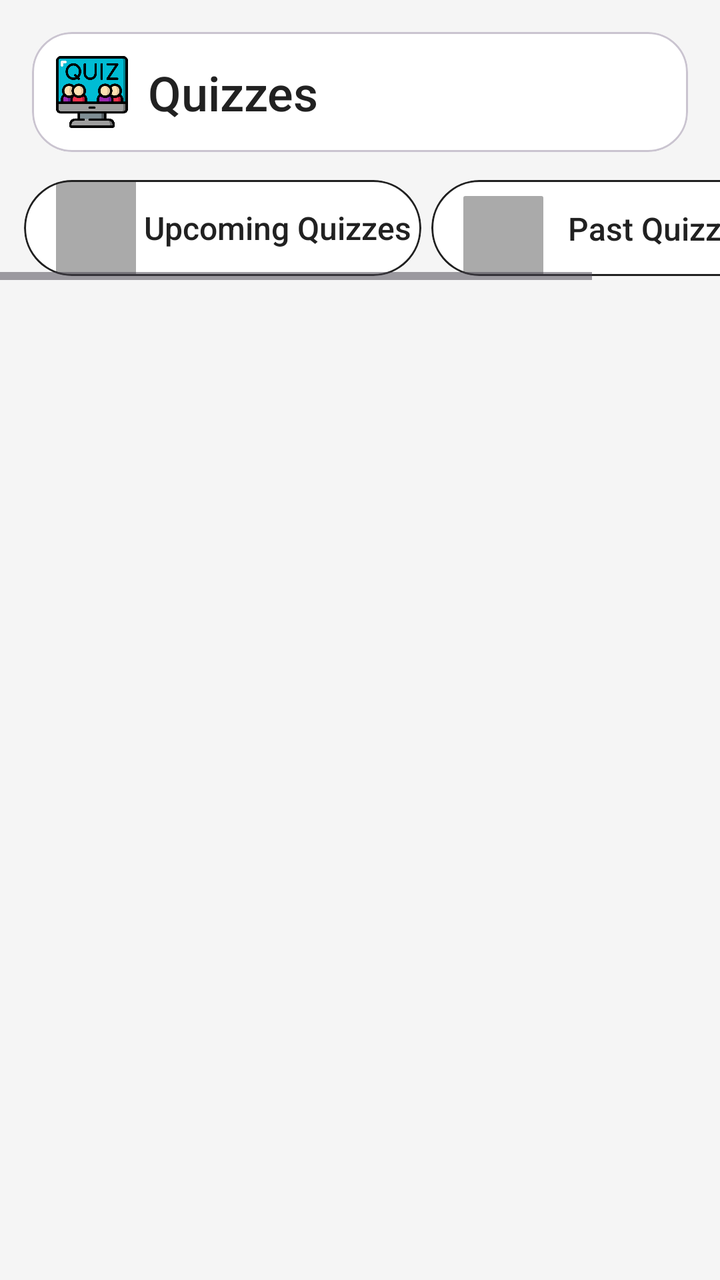
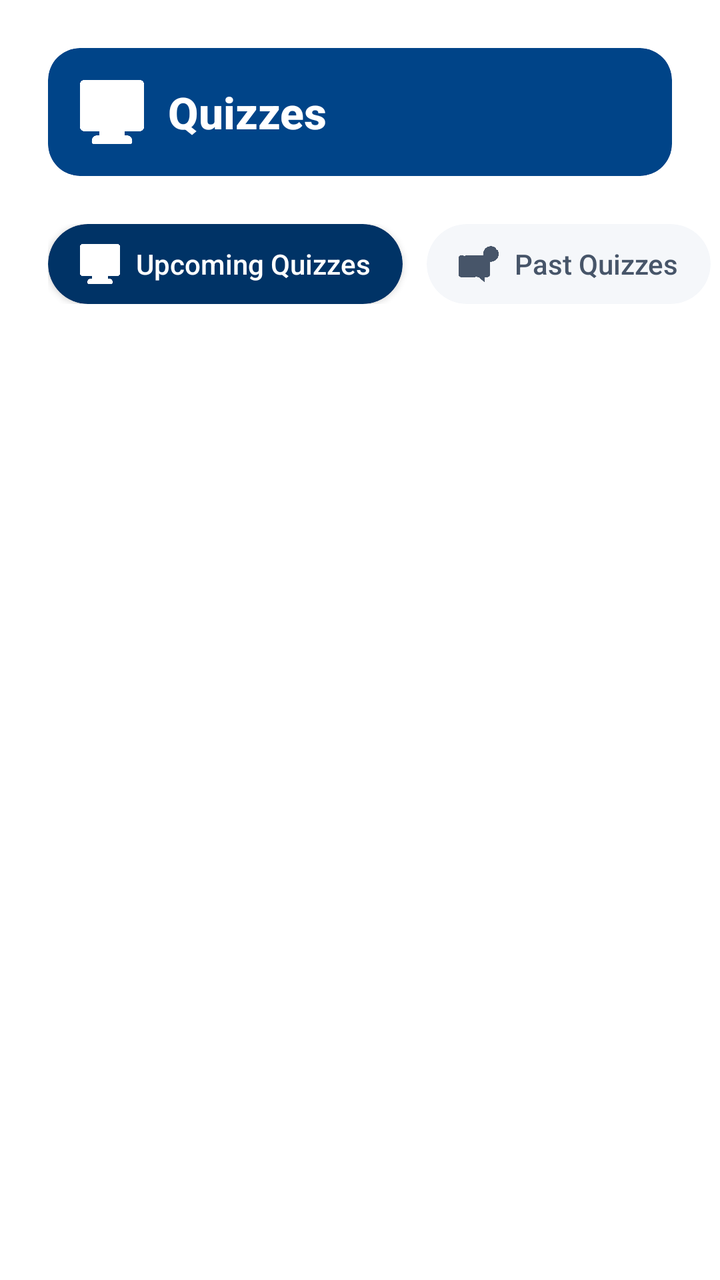

Compare the two renders of this Android layout. The source of the first and the diff that turns it into the second are given below.
<!-- AndroidManifest.xml: application theme Theme.Reater -->
<!-- res/layout/fragment_quiz.xml -->
<?xml version="1.0" encoding="utf-8"?>
<androidx.constraintlayout.widget.ConstraintLayout xmlns:android="http://schemas.android.com/apk/res/android"
    xmlns:app="http://schemas.android.com/apk/res-auto"
    xmlns:tools="http://schemas.android.com/tools"
    android:layout_width="match_parent"
    android:layout_height="match_parent"
    android:background="?android:attr/colorBackground"
    tools:context=".ui.fragments.QuizFragment">


    <com.google.android.material.card.MaterialCardView
        android:id="@+id/quiz_titlebox"
        android:layout_width="0dp"
        android:layout_height="wrap_content"
        android:layout_marginStart="16dp"
        android:layout_marginTop="16dp"
        android:layout_marginEnd="16dp"
        app:cardCornerRadius="20dp"
        app:cardElevation="0dp"
        app:strokeWidth="1dp"
        app:layout_constraintEnd_toEndOf="parent"
        app:layout_constraintStart_toStartOf="parent"
        app:layout_constraintTop_toTopOf="parent">

        <androidx.constraintlayout.widget.ConstraintLayout
            android:layout_width="match_parent"
            android:layout_height="wrap_content"
            android:padding="12dp">

            <ImageView
                android:id="@+id/quiz_icon"
                android:layout_width="36dp"
                android:layout_height="36dp"
                android:src="@drawable/quiz_new_icon"
                app:layout_constraintBottom_toBottomOf="parent"
                app:layout_constraintStart_toStartOf="parent"
                app:layout_constraintTop_toTopOf="parent" />

            <TextView
                android:id="@+id/quiz_Text"
                android:layout_width="0dp"
                android:layout_height="wrap_content"
                android:layout_marginStart="10dp"
                android:text="Quizzes"
                android:textColor="?attr/colorOnSurface"
                android:textSize="24sp"
                android:fontFamily="sans-serif-medium"
                app:layout_constraintBottom_toBottomOf="@+id/quiz_icon"
                app:layout_constraintEnd_toEndOf="parent"
                app:layout_constraintStart_toEndOf="@+id/quiz_icon"
                app:layout_constraintTop_toTopOf="@+id/quiz_icon" />
        </androidx.constraintlayout.widget.ConstraintLayout>
    </com.google.android.material.card.MaterialCardView>

    <HorizontalScrollView
        android:id="@+id/quiz_horizontalScrollView"
        android:layout_width="0dp"
        android:layout_height="wrap_content"
        android:layout_marginTop="12dp"
        app:layout_constraintEnd_toEndOf="parent"
        app:layout_constraintStart_toStartOf="parent"
        app:layout_constraintTop_toBottomOf="@+id/quiz_titlebox">

        <LinearLayout
            android:layout_width="wrap_content"
            android:layout_height="match_parent"
            android:orientation="horizontal"
            android:padding="2dp">

            <com.google.android.material.card.MaterialCardView
                android:id="@+id/uq_card"
                android:layout_width="wrap_content"
                android:layout_height="match_parent"
                android:layout_marginStart="10dp"
                app:cardBackgroundColor="?attr/colorSurface"
                app:cardCornerRadius="24dp"
                app:strokeColor="?attr/colorOnSurface"
                app:strokeWidth="1dp">

                <androidx.constraintlayout.widget.ConstraintLayout
                    android:layout_width="match_parent"
                    android:layout_height="match_parent">

                    <ImageView
                        android:id="@+id/uq_icon"
                        android:layout_width="40dp"
                        android:layout_height="0dp"
                        android:layout_marginStart="16dp"
                        app:layout_constraintBottom_toBottomOf="parent"
                        app:layout_constraintStart_toStartOf="parent"
                        app:layout_constraintTop_toTopOf="parent"
                        app:srcCompat="@drawable/future" />

                    <TextView
                        android:id="@+id/uq_text"
                        android:layout_width="wrap_content"
                        android:layout_height="0dp"
                        android:layout_marginStart="4dp"
                        android:layout_marginEnd="5dp"
                        android:fontFamily="sans-serif-medium"
                        android:gravity="center"
                        android:text="Upcoming Quizzes"
                        android:textColor="?attr/colorOnSurface"
                        android:textSize="16sp"
                        app:layout_constraintBottom_toBottomOf="parent"
                        app:layout_constraintEnd_toEndOf="parent"

                        app:layout_constraintStart_toEndOf="@+id/uq_icon"
                        app:layout_constraintTop_toTopOf="parent"
                        app:layout_constraintVertical_bias="0.375" />
                </androidx.constraintlayout.widget.ConstraintLayout>
            </com.google.android.material.card.MaterialCardView>

            <com.google.android.material.card.MaterialCardView
                android:id="@+id/pq_card"
                android:layout_width="220dp"
                android:layout_height="match_parent"
                android:layout_marginStart="5dp"
                app:cardBackgroundColor="?attr/colorSurface"
                app:cardCornerRadius="24dp"
                app:strokeColor="?attr/colorOnSurface"
                app:strokeWidth="1dp">

                <androidx.constraintlayout.widget.ConstraintLayout
                    android:layout_width="match_parent"
                    android:layout_height="match_parent">

                    <ImageView
                        android:id="@+id/pq_icon"
                        android:layout_width="40dp"
                        android:layout_height="40dp"
                        android:layout_marginStart="16dp"
                        android:layout_marginTop="8dp"
                        app:layout_constraintStart_toStartOf="parent"
                        app:layout_constraintTop_toTopOf="parent"
                        app:srcCompat="@drawable/past" />

                    <TextView
                        android:id="@+id/pq_text"
                        android:layout_width="wrap_content"
                        android:layout_height="wrap_content"
                        android:layout_marginStart="2dp"
                        android:fontFamily="sans-serif-medium"
                        android:gravity="center"
                        android:text="Past Quizzes"
                        android:textColor="?attr/colorOnSurface"
                        android:textSize="16sp"
                        app:layout_constraintBottom_toBottomOf="parent"
                        app:layout_constraintEnd_toEndOf="parent"
                        app:layout_constraintHorizontal_bias="0.153"

                        app:layout_constraintStart_toEndOf="@+id/pq_icon"
                        app:layout_constraintTop_toTopOf="parent" />
                </androidx.constraintlayout.widget.ConstraintLayout>

            </com.google.android.material.card.MaterialCardView>
        </LinearLayout>
    </HorizontalScrollView>

    <androidx.recyclerview.widget.RecyclerView
        android:id="@+id/quizRV"
        android:layout_width="0dp"
        android:layout_height="0dp"
        android:layout_marginTop="10dp"
        android:clipToPadding="false"
        android:paddingBottom="16dp"
        app:layout_constraintBottom_toBottomOf="parent"
        app:layout_constraintEnd_toEndOf="parent"
        app:layout_constraintHorizontal_bias="0.0"
        app:layout_constraintStart_toStartOf="parent"
        app:layout_constraintTop_toBottomOf="@+id/quiz_horizontalScrollView"
        app:layout_constraintVertical_bias="1.0" />
</androidx.constraintlayout.widget.ConstraintLayout>
<!-- resources referenced by this layout -->
<resources>
  <!-- drawable future (drawable) -->
  <?xml version="1.0" encoding="utf-8"?>
  <shape xmlns:android="http://schemas.android.com/apk/res/android">
      <solid android:color="@android:color/darker_gray"/>
      <corners android:radius="1dp" />
  </shape>
  <!-- drawable past (drawable) -->
  <?xml version="1.0" encoding="utf-8"?>
  <shape xmlns:android="http://schemas.android.com/apk/res/android">
      <solid android:color="@android:color/darker_gray"/>
      <corners android:radius="1dp" />
  </shape>
  <!-- drawable quiz_new_icon: png bitmap (drawable-v24, 29377 bytes) -->
  <style name="Theme.Reater" parent="Theme.Material3.DayNight.NoActionBar">
          
          <item name="colorPrimary">@color/colorPrimary</item>
          <item name="colorOnPrimary">@color/colorOnPrimary</item>
          <item name="colorSecondary">@color/colorSecondary</item>
          <item name="colorOnSecondary">@color/colorOnSecondary</item>
          <item name="colorError">@color/colorError</item>
          <item name="colorOnError">@color/colorOnError</item>
          <item name="colorSurface">@color/colorSurface</item>
          <item name="colorOnSurface">@color/colorOnSurface</item>
  
          
          <item name="android:colorBackground">@color/backgroundColor</item>
          <item name="android:statusBarColor" tools:targetApi="l">@android:color/transparent</item>
  
          
          <item name="android:fontFamily">sans-serif</item>
      </style>
  <color name="colorPrimary">#1976D2</color>
  <color name="colorOnPrimary">#FFFFFF</color>
  <color name="colorSecondary">#FFC107</color>
  <color name="colorOnSecondary">#000000</color>
  <color name="colorError">#D32F2F</color>
  <color name="colorOnError">#FFFFFF</color>
  <color name="colorSurface">#FFFFFF</color>
  <color name="colorOnSurface">#212121</color>
  <color name="backgroundColor">#F5F5F5</color>
</resources>

<!-- the commit's change to res/layout/fragment_quiz.xml (unified diff, before → after) -->
@@ -4,170 +4,161 @@
     xmlns:tools="http://schemas.android.com/tools"
     android:layout_width="match_parent"
     android:layout_height="match_parent"
-    android:background="?android:attr/colorBackground"
+    android:background="?attr/colorSurface"
     tools:context=".ui.fragments.QuizFragment">
 
-
+    
     <com.google.android.material.card.MaterialCardView
         android:id="@+id/quiz_titlebox"
         android:layout_width="0dp"
         android:layout_height="wrap_content"
-        android:layout_marginStart="16dp"
-        android:layout_marginTop="16dp"
-        android:layout_marginEnd="16dp"
-        app:cardCornerRadius="20dp"
+        android:layout_marginStart="24dp"
+        android:layout_marginTop="24dp"
+        android:layout_marginEnd="24dp"
+        app:cardBackgroundColor="?attr/colorPrimaryContainer"
+        app:cardCornerRadius="16dp"
         app:cardElevation="0dp"
-        app:strokeWidth="1dp"
+        app:strokeWidth="0dp"
         app:layout_constraintEnd_toEndOf="parent"
         app:layout_constraintStart_toStartOf="parent"
         app:layout_constraintTop_toTopOf="parent">
 
-        <androidx.constraintlayout.widget.ConstraintLayout
+        <LinearLayout
             android:layout_width="match_parent"
             android:layout_height="wrap_content"
-            android:padding="12dp">
+            android:gravity="center_vertical"
+            android:orientation="horizontal"
+            android:padding="16dp">
 
             <ImageView
                 android:id="@+id/quiz_icon"
-                android:layout_width="36dp"
-                android:layout_height="36dp"
+                android:layout_width="32dp"
+                android:layout_height="32dp"
                 android:src="@drawable/quiz_new_icon"
-                app:layout_constraintBottom_toBottomOf="parent"
-                app:layout_constraintStart_toStartOf="parent"
-                app:layout_constraintTop_toTopOf="parent" />
+                app:tint="?attr/colorOnPrimaryContainer" />
 
             <TextView
                 android:id="@+id/quiz_Text"
-                android:layout_width="0dp"
+                android:layout_width="wrap_content"
                 android:layout_height="wrap_content"
-                android:layout_marginStart="10dp"
+                android:layout_marginStart="12dp"
+                android:fontFamily="sans-serif-medium"
                 android:text="Quizzes"
-                android:textColor="?attr/colorOnSurface"
-                android:textSize="24sp"
-                android:fontFamily="sans-serif-medium"
-                app:layout_constraintBottom_toBottomOf="@+id/quiz_icon"
-                app:layout_constraintEnd_toEndOf="parent"
-                app:layout_constraintStart_toEndOf="@+id/quiz_icon"
-                app:layout_constraintTop_toTopOf="@+id/quiz_icon" />
-        </androidx.constraintlayout.widget.ConstraintLayout>
+                android:textColor="?attr/colorOnPrimaryContainer"
+                android:textSize="22sp"
+                android:textStyle="bold" />
+        </LinearLayout>
     </com.google.android.material.card.MaterialCardView>
 
+    
     <HorizontalScrollView
         android:id="@+id/quiz_horizontalScrollView"
         android:layout_width="0dp"
         android:layout_height="wrap_content"
-        android:layout_marginTop="12dp"
+        android:layout_marginTop="20dp"
+        android:clipToPadding="false"
+        android:paddingHorizontal="24dp"
+        android:scrollbars="none"
         app:layout_constraintEnd_toEndOf="parent"
         app:layout_constraintStart_toStartOf="parent"
         app:layout_constraintTop_toBottomOf="@+id/quiz_titlebox">
 
         <LinearLayout
             android:layout_width="wrap_content"
-            android:layout_height="match_parent"
+            android:layout_height="wrap_content"
             android:orientation="horizontal"
-            android:padding="2dp">
+            android:paddingVertical="4dp">
 
+            
             <com.google.android.material.card.MaterialCardView
                 android:id="@+id/uq_card"
                 android:layout_width="wrap_content"
-                android:layout_height="match_parent"
-                android:layout_marginStart="10dp"
-                app:cardBackgroundColor="?attr/colorSurface"
+                android:layout_height="wrap_content"
+                android:layout_marginEnd="12dp"
+                app:cardBackgroundColor="?attr/colorPrimary"
                 app:cardCornerRadius="24dp"
-                app:strokeColor="?attr/colorOnSurface"
-                app:strokeWidth="1dp">
+                app:cardElevation="2dp"
+                app:strokeWidth="0dp">
 
-                <androidx.constraintlayout.widget.ConstraintLayout
-                    android:layout_width="match_parent"
-                    android:layout_height="match_parent">
+                <LinearLayout
+                    android:layout_width="wrap_content"
+                    android:layout_height="wrap_content"
+                    android:gravity="center_vertical"
+                    android:orientation="horizontal"
+                    android:paddingHorizontal="16dp"
+                    android:paddingVertical="10dp">
 
                     <ImageView
                         android:id="@+id/uq_icon"
-                        android:layout_width="40dp"
-                        android:layout_height="0dp"
-                        android:layout_marginStart="16dp"
-                        app:layout_constraintBottom_toBottomOf="parent"
-                        app:layout_constraintStart_toStartOf="parent"
-                        app:layout_constraintTop_toTopOf="parent"
-                        app:srcCompat="@drawable/future" />
+                        android:layout_width="20dp"
+                        android:layout_height="20dp"
+                        app:srcCompat="@drawable/quiz_new_icon"
+                        app:tint="?attr/colorOnPrimary" />
 
                     <TextView
                         android:id="@+id/uq_text"
                         android:layout_width="wrap_content"
-                        android:layout_height="0dp"
-                        android:layout_marginStart="4dp"
-                        android:layout_marginEnd="5dp"
+                        android:layout_height="wrap_content"
+                        android:layout_marginStart="8dp"
                         android:fontFamily="sans-serif-medium"
-                        android:gravity="center"
                         android:text="Upcoming Quizzes"
-                        android:textColor="?attr/colorOnSurface"
-                        android:textSize="16sp"
-                        app:layout_constraintBottom_toBottomOf="parent"
-                        app:layout_constraintEnd_toEndOf="parent"
-
-                        app:layout_constraintStart_toEndOf="@+id/uq_icon"
-                        app:layout_constraintTop_toTopOf="parent"
-                        app:layout_constraintVertical_bias="0.375" />
-                </androidx.constraintlayout.widget.ConstraintLayout>
+                        android:textColor="?attr/colorOnPrimary"
+                        android:textSize="14sp" />
+                </LinearLayout>
             </com.google.android.material.card.MaterialCardView>
 
+            
             <com.google.android.material.card.MaterialCardView
                 android:id="@+id/pq_card"
-                android:layout_width="220dp"
-                android:layout_height="match_parent"
-                android:layout_marginStart="5dp"
-                app:cardBackgroundColor="?attr/colorSurface"
+                android:layout_width="wrap_content"
+                android:layout_height="wrap_content"
+                android:layout_marginEnd="4dp"
+                app:cardBackgroundColor="?attr/colorSurfaceVariant"
                 app:cardCornerRadius="24dp"
-                app:strokeColor="?attr/colorOnSurface"
-                app:strokeWidth="1dp">
+                app:cardElevation="0dp"
+                app:strokeWidth="0dp">
 
-                <androidx.constraintlayout.widget.ConstraintLayout
-                    android:layout_width="match_parent"
-                    android:layout_height="match_parent">
+                <LinearLayout
+                    android:layout_width="wrap_content"
+                    android:layout_height="wrap_content"
+                    android:gravity="center_vertical"
+                    android:orientation="horizontal"
+                    android:paddingHorizontal="16dp"
+                    android:paddingVertical="10dp">
 
                     <ImageView
                         android:id="@+id/pq_icon"
-                        android:layout_width="40dp"
-                        android:layout_height="40dp"
-                        android:layout_marginStart="16dp"
-                        android:layout_marginTop="8dp"
-                        app:layout_constraintStart_toStartOf="parent"
-                        app:layout_constraintTop_toTopOf="parent"
-                        app:srcCompat="@drawable/past" />
+                        android:layout_width="20dp"
+                        android:layout_height="20dp"
+                        app:srcCompat="@drawable/quizicon"
+                        app:tint="?attr/colorOnSurfaceVariant" />
 
                     <TextView
                         android:id="@+id/pq_text"
                         android:layout_width="wrap_content"
                         android:layout_height="wrap_content"
-                        android:layout_marginStart="2dp"
+                        android:layout_marginStart="8dp"
                         android:fontFamily="sans-serif-medium"
-                        android:gravity="center"
                         android:text="Past Quizzes"
-                        android:textColor="?attr/colorOnSurface"
-                        android:textSize="16sp"
-                        app:layout_constraintBottom_toBottomOf="parent"
-                        app:layout_constraintEnd_toEndOf="parent"
-                        app:layout_constraintHorizontal_bias="0.153"
-
-                        app:layout_constraintStart_toEndOf="@+id/pq_icon"
-                        app:layout_constraintTop_toTopOf="parent" />
-                </androidx.constraintlayout.widget.ConstraintLayout>
-
+                        android:textColor="?attr/colorOnSurfaceVariant"
+                        android:textSize="14sp" />
+                </LinearLayout>
             </com.google.android.material.card.MaterialCardView>
         </LinearLayout>
     </HorizontalScrollView>
 
+    
     <androidx.recyclerview.widget.RecyclerView
         android:id="@+id/quizRV"
         android:layout_width="0dp"
         android:layout_height="0dp"
-        android:layout_marginTop="10dp"
+        android:layout_marginTop="16dp"
         android:clipToPadding="false"
+        android:paddingHorizontal="8dp"
         android:paddingBottom="16dp"
         app:layout_constraintBottom_toBottomOf="parent"
         app:layout_constraintEnd_toEndOf="parent"
-        app:layout_constraintHorizontal_bias="0.0"
         app:layout_constraintStart_toStartOf="parent"
-        app:layout_constraintTop_toBottomOf="@+id/quiz_horizontalScrollView"
-        app:layout_constraintVertical_bias="1.0" />
+        app:layout_constraintTop_toBottomOf="@+id/quiz_horizontalScrollView" />
+
 </androidx.constraintlayout.widget.ConstraintLayout>
<!-- resource entries referenced after the edit -->
@@ -1,44 +1,46 @@
 <!-- resources referenced by this layout -->
 <resources>
-  <!-- drawable future (drawable) -->
-  <?xml version="1.0" encoding="utf-8"?>
-  <shape xmlns:android="http://schemas.android.com/apk/res/android">
-      <solid android:color="@android:color/darker_gray"/>
-      <corners android:radius="1dp" />
-  </shape>
-  <!-- drawable past (drawable) -->
-  <?xml version="1.0" encoding="utf-8"?>
-  <shape xmlns:android="http://schemas.android.com/apk/res/android">
-      <solid android:color="@android:color/darker_gray"/>
-      <corners android:radius="1dp" />
-  </shape>
   <!-- drawable quiz_new_icon: png bitmap (drawable-v24, 29377 bytes) -->
+  <!-- drawable quizicon: jpg bitmap (drawable, 25062 bytes) -->
   <style name="Theme.Reater" parent="Theme.Material3.DayNight.NoActionBar">
           
-          <item name="colorPrimary">@color/colorPrimary</item>
-          <item name="colorOnPrimary">@color/colorOnPrimary</item>
-          <item name="colorSecondary">@color/colorSecondary</item>
-          <item name="colorOnSecondary">@color/colorOnSecondary</item>
+          <item name="colorPrimary">@color/iiitu_navy</item>
+          <item name="colorOnPrimary">@color/iiitu_white</item>
+          <item name="colorPrimaryContainer">@color/iiitu_navy_light</item>
+          <item name="colorOnPrimaryContainer">@color/iiitu_white</item>
+          <item name="colorSecondary">@color/iiitu_accent</item>
+          <item name="colorOnSecondary">@color/iiitu_white</item>
+          <item name="colorSecondaryContainer">@color/iiitu_navy_dark</item>
+          <item name="colorOnSecondaryContainer">@color/iiitu_white</item>
+          <item name="colorTertiary">@color/iiitu_gold</item>
+          <item name="colorOnTertiary">@color/iiitu_navy_dark</item>
+          <item name="colorTertiaryContainer">@color/iiitu_gold_light</item>
+          <item name="colorOnTertiaryContainer">@color/iiitu_navy</item>
           <item name="colorError">@color/colorError</item>
           <item name="colorOnError">@color/colorOnError</item>
-          <item name="colorSurface">@color/colorSurface</item>
-          <item name="colorOnSurface">@color/colorOnSurface</item>
+          <item name="colorSurface">@color/iiitu_white</item>
+          <item name="colorOnSurface">@color/premium_text_primary</item>
+          <item name="colorSurfaceVariant">@color/iiitu_light_bg</item>
+          <item name="colorOnSurfaceVariant">@color/premium_text_secondary</item>
   
           
-          <item name="android:colorBackground">@color/backgroundColor</item>
-          <item name="android:statusBarColor" tools:targetApi="l">@android:color/transparent</item>
+          <item name="android:colorBackground">@color/iiitu_light_bg</item>
+          <item name="android:statusBarColor" tools:targetApi="l">@color/iiitu_navy</item>
   
           
           <item name="android:fontFamily">sans-serif</item>
       </style>
-  <color name="colorPrimary">#1976D2</color>
-  <color name="colorOnPrimary">#FFFFFF</color>
-  <color name="colorSecondary">#FFC107</color>
-  <color name="colorOnSecondary">#000000</color>
+  <color name="iiitu_navy">#003366</color>
+  <color name="iiitu_white">#FFFFFF</color>
+  <color name="iiitu_navy_light">#004488</color>
+  <color name="iiitu_accent">#0066CC</color>
+  <color name="iiitu_navy_dark">#002244</color>
+  <color name="iiitu_gold">#FFB81C</color>
+  <color name="iiitu_gold_light">#FFC94D</color>
   <color name="colorError">#D32F2F</color>
   <color name="colorOnError">#FFFFFF</color>
-  <color name="colorSurface">#FFFFFF</color>
-  <color name="colorOnSurface">#212121</color>
-  <color name="backgroundColor">#F5F5F5</color>
+  <color name="premium_text_primary">#0F172A</color>
+  <color name="iiitu_light_bg">#F5F7FA</color>
+  <color name="premium_text_secondary">#475569</color>
 </resources>
 
